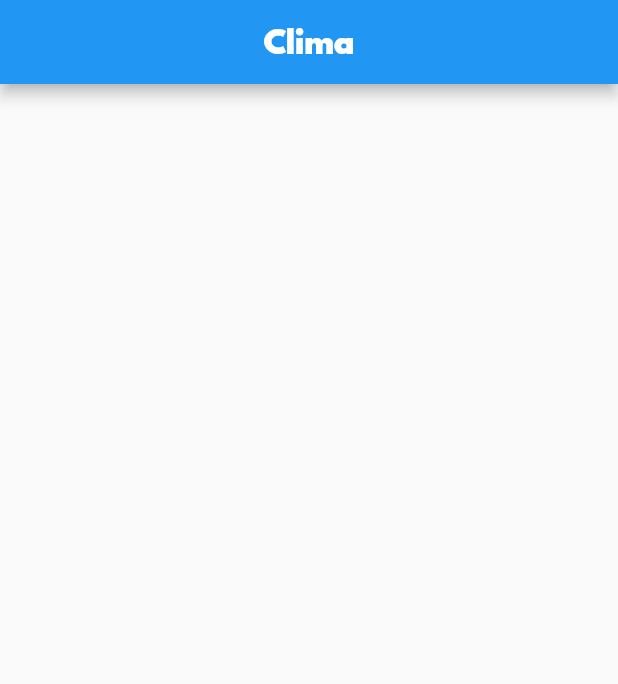
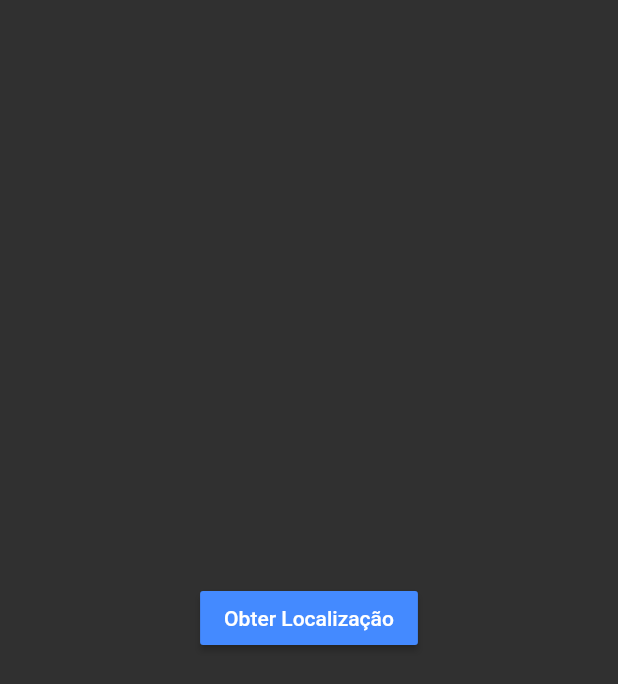
Before and after one commit to joaopaulozorek/flutter-weather, a Flutter app: the screen it shows after launch, on a phone screen of 412 x 824 dp. Shown: the top 684 px of the screen. Run offline on Flutter 3.47's test engine with Material 2 defaults, Android fonts, the phone set to English and light mode, and no system bars.

Commit message:
Edit LoadingScreen

```diff
--- a/lib/main.dart
+++ b/lib/main.dart
@@ -1,28 +1,15 @@
 import 'package:flutter/material.dart';
+import 'package:flutter_weather_app/screens/loading_screen.dart';
 
-void main() {
-  runApp(const MyApp());
-}
+void main() => runApp(MyApp());
 
 class MyApp extends StatelessWidget {
-  const MyApp({Key? key}) : super(key: key);
-
-  // This widget is the root of your application.
   @override
   Widget build(BuildContext context) {
     return MaterialApp(
-      title: 'Clima',
-      home: Scaffold(
-        appBar: AppBar(
-          title: const Text(
-            'Clima',
-            style: TextStyle(
-              fontFamily: 'Spartan MB',
-            ),
-          ),
-          centerTitle: true,
-        ),
-      ),
+      debugShowCheckedModeBanner: false,
+      theme: ThemeData.dark(),
+      home: LoadingScreen(),
     );
   }
 }
--- a/lib/screens/loading_screen.dart
+++ b/lib/screens/loading_screen.dart
@@ -0,0 +1,22 @@
+import 'package:flutter/material.dart';
+
+class LoadingScreen extends StatefulWidget {
+  const LoadingScreen({Key? key}) : super(key: key);
+  @override
+  _LoadingScreenState createState() => _LoadingScreenState();
+}
+
+class _LoadingScreenState extends State<LoadingScreen> {
+  @override
+  Widget build(BuildContext context) {
+    return Scaffold(
+      body: Center(
+        child: MaterialButton(
+          color: Colors.blueAccent,
+          onPressed: () {},
+          child: Text('Obter Localização'),
+        ),
+      ),
+    );
+  }
+}
```
